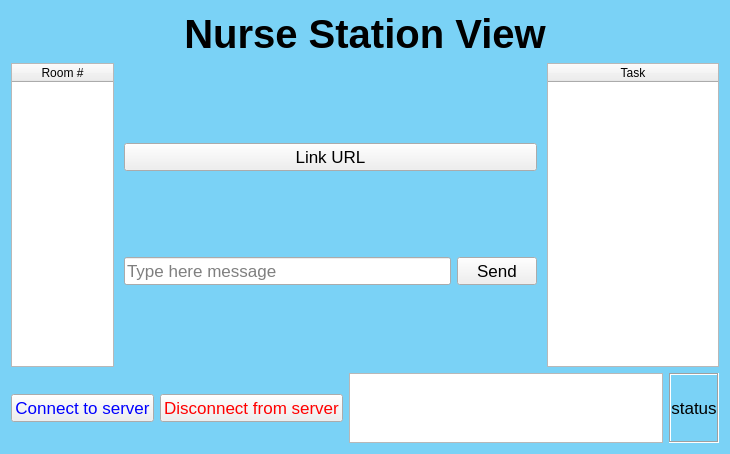
Before: the Qt Designer form client-server-widgets/clientPart/mainwindow.ui in serhiidemianov/qt-client-server-master, drawn with Qt 5.
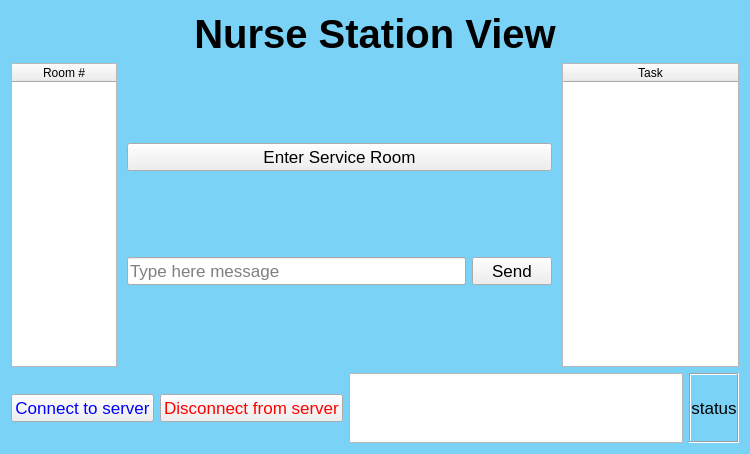
After: the same form once the commit is applied.

The edit to the form file:
```diff
--- a/client-server-widgets/clientPart/mainwindow.ui
+++ b/client-server-widgets/clientPart/mainwindow.ui
@@ -6,7 +6,7 @@
    <rect>
     <x>0</x>
     <y>0</y>
-    <width>730</width>
+    <width>750</width>
     <height>454</height>
    </rect>
   </property>
@@ -78,7 +78,7 @@
            </font>
           </property>
           <property name="text">
-           <string>Link URL</string>
+           <string>Enter Service Room</string>
           </property>
          </widget>
         </item>
```
